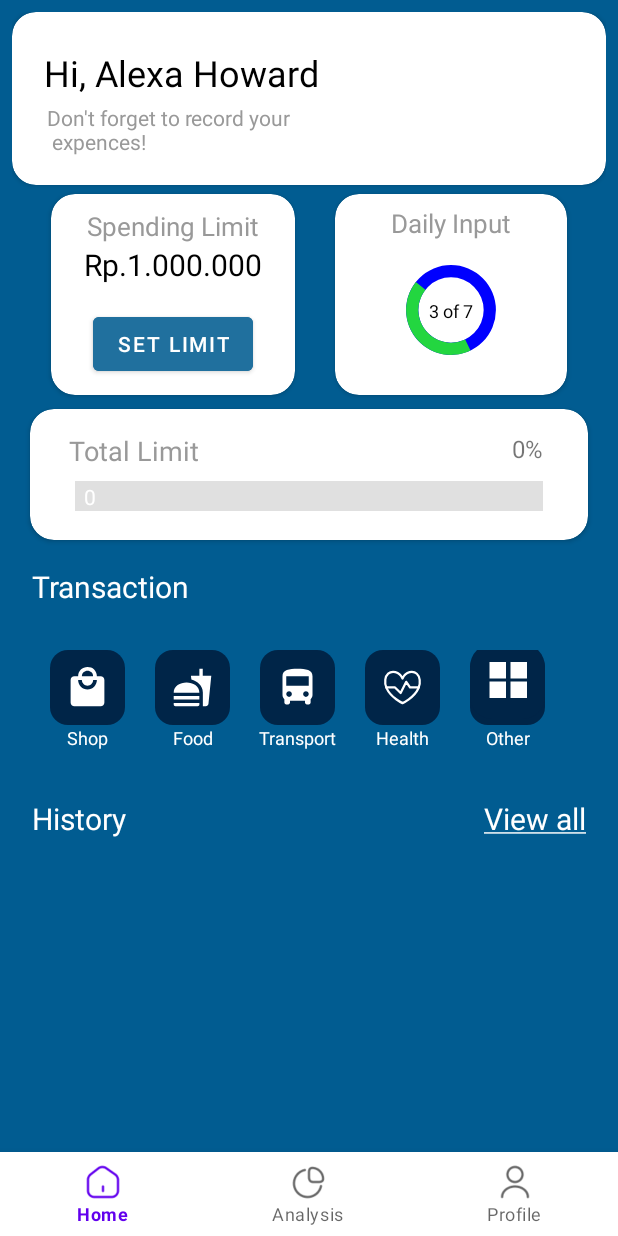
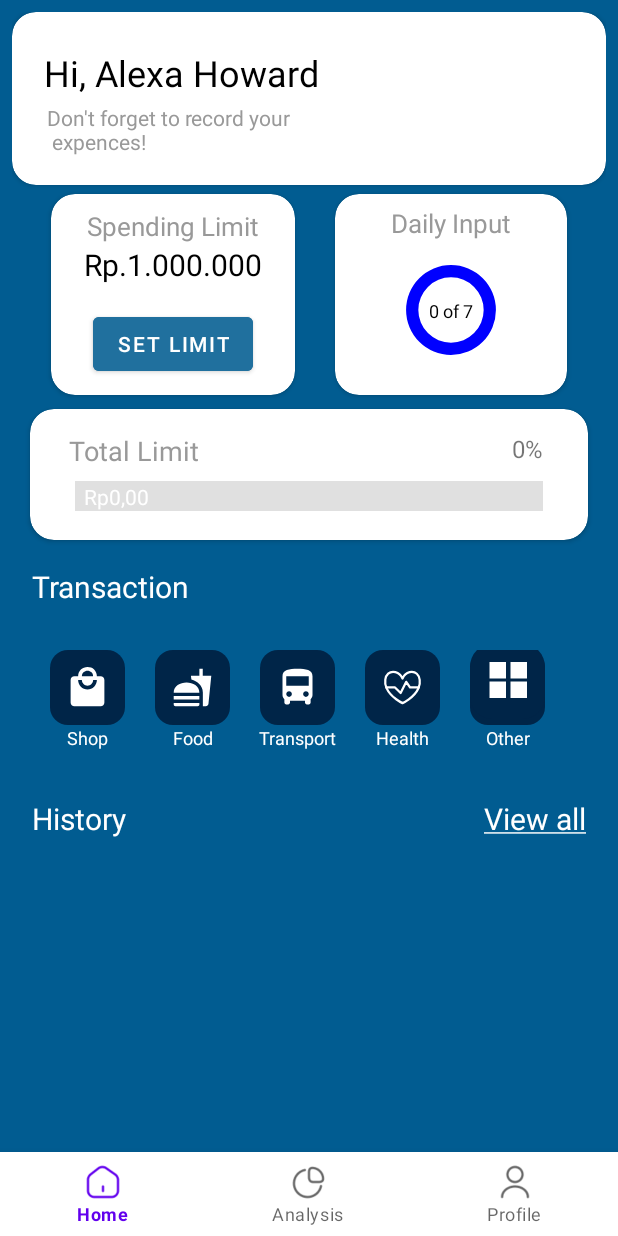
Before and after one commit to xryar/Gebung, an Android app: the HomeFragment screen opened directly, with no data from a screen before it, on a phone screen of 412 x 824 dp. Run offline under Robolectric (Android 15) with nearby library versions, the phone set to English and light mode, and no system bars; our stand-ins replace Room's generated code, navigation-ui.

Commit message:
Fixing some bug, Formatting Currency, fixing layout

```diff
--- a/app/src/main/java/com/example/gebung/ui/home/HomeFragment.kt
+++ b/app/src/main/java/com/example/gebung/ui/home/HomeFragment.kt
@@ -1,5 +1,6 @@
 package com.example.gebung.ui.home
 
+import android.Manifest
 import android.app.NotificationChannel
 import android.app.NotificationManager
 import android.content.Context
@@ -9,6 +10,8 @@ import android.os.Bundle
 import android.view.LayoutInflater
 import android.view.View
 import android.view.ViewGroup
+import android.widget.Toast
+import androidx.activity.result.contract.ActivityResultContracts
 import androidx.core.app.NotificationCompat
 import androidx.fragment.app.Fragment
 import androidx.lifecycle.ViewModelProvider
@@ -20,14 +23,27 @@ import com.example.gebung.ui.customdialog.LimitDialogFragment
 import com.example.gebung.ui.history.HistoryActivity
 import com.example.gebung.viewmodel.TransactionViewModel
 import com.example.gebung.viewmodel.ViewModelFactory
+import java.text.NumberFormat
+import java.util.Locale
 
 class HomeFragment : Fragment(), LimitDialogFragment.LimitSetListener {
 
     private lateinit var binding: FragmentHomeBinding
     private lateinit var viewModel: TransactionViewModel
     private lateinit var adapter: HomeAdapter
+    private val requestPermissionLauncher =
+        registerForActivityResult(
+            ActivityResultContracts.RequestPermission()
+        ) { isGranted: Boolean ->
+            if (isGranted) {
+                Toast.makeText(requireContext(), "Notifications permission granted", Toast.LENGTH_SHORT).show()
+            } else {
+                Toast.makeText(requireContext(), "Notifications permission rejected", Toast.LENGTH_SHORT).show()
+            }
+        }
 
     private var savedLimit: Int = 0
+    var mCurrencyFormat = NumberFormat.getCurrencyInstance(Locale("in", "ID"))
 
     override fun onCreateView(
         inflater: LayoutInflater,
@@ -45,8 +61,28 @@ class HomeFragment : Fragment(), LimitDialogFragment.LimitSetListener {
         actionListener()
         observeTotalExpense()
         loadSavedLimit()
+        if (Build.VERSION.SDK_INT >= 33) {
+            requestPermissionLauncher.launch(Manifest.permission.POST_NOTIFICATIONS)
+        }
+        return binding.root
+    }
 
-        return binding.root
+    override fun onResume() {
+        super.onResume()
+        updateCircularProgressBar()
+    }
+
+    private fun updateCircularProgressBar(){
+        val count = SharedPreferencesHelper.getTransactionDatesCount(requireContext())
+        val progress = (count / 7.0) * 100
+        binding.circularProgressBar.progress = progress.toInt()
+        binding.progressText.text = "$count of 7"
+
+        if (count >= 7){
+            SharedPreferencesHelper.resetTransactionDates(requireContext())
+            binding.circularProgressBar.progress = 0
+            binding.progressText.text = "0 of 7"
+        }
     }
 
 
@@ -109,7 +145,8 @@ class HomeFragment : Fragment(), LimitDialogFragment.LimitSetListener {
         val sharedPref = activity?.getPreferences(Context.MODE_PRIVATE)
         val savedLimit = sharedPref?.getInt("spending_limit", 0)
         if (savedLimit != null && savedLimit != 0){
-            binding.tvMoney.text = savedLimit.toString()
+            val formattedLimit = mCurrencyFormat.format(savedLimit)
+            binding.tvMoney.text = formattedLimit
             this.savedLimit = savedLimit
             updateProgressBar()
         }
@@ -129,7 +166,8 @@ class HomeFragment : Fragment(), LimitDialogFragment.LimitSetListener {
     }
     private fun observeTotalExpense() {
         viewModel.totalExpense.observe(viewLifecycleOwner){totalExpense->
-            binding.tvTotalExpense.text = totalExpense?.toString() ?: "0"
+            val formattedExpense = mCurrencyFormat.format(totalExpense ?: 0)
+            binding.tvTotalExpense.text = formattedExpense
             updateProgressBar()
         }
     }
--- /dev/null
+++ b/app/src/main/java/com/example/gebung/ui/home/SharedPreferencesHelper.kt
@@ -0,0 +1,31 @@
+package com.example.gebung.ui.home
+
+import android.content.Context
+
+object SharedPreferencesHelper {
+
+    private const val PREFS_NAME = "transaction_prefs"
+    private const val KEY_DATES = "transaction_dates"
+
+    fun addTransactionDate(context: Context, date: String){
+        val prefs = context.getSharedPreferences(PREFS_NAME, Context.MODE_PRIVATE)
+        val dates = prefs.getStringSet(KEY_DATES, mutableSetOf()) ?: mutableSetOf()
+        if (dates.add(date)){
+            prefs.edit().putStringSet(KEY_DATES, dates).apply()
+        }
+    }
+
+    fun getTransactionDates(context: Context): Set<String>{
+        val prefs = context.getSharedPreferences(PREFS_NAME, Context.MODE_PRIVATE)
+        return prefs.getStringSet(KEY_DATES, mutableSetOf()) ?: mutableSetOf()
+    }
+
+    fun getTransactionDatesCount(context: Context): Int{
+        return getTransactionDates(context).size
+    }
+
+    fun resetTransactionDates(context: Context){
+        val prefs = context.getSharedPreferences(PREFS_NAME, Context.MODE_PRIVATE)
+        prefs.edit().remove(KEY_DATES).apply()
+    }
+}
--- a/app/src/main/java/com/example/gebung/viewmodel/TransactionViewModel.kt
+++ b/app/src/main/java/com/example/gebung/viewmodel/TransactionViewModel.kt
@@ -22,5 +22,4 @@ class TransactionViewModel(application: Application): ViewModel() {
 
     fun getAllTransaction(): LiveData<List<Transaction>> = mTransactionRepository.getAllTransaction()
 
-
 }
--- a/app/src/main/res/layout/fragment_home.xml
+++ b/app/src/main/res/layout/fragment_home.xml
@@ -160,8 +160,6 @@
                 style="?android:attr/progressBarStyleHorizontal"
                 android:layout_marginTop="13dp"
                 android:indeterminate="false"
-                android:max="7"
-                android:progress="3"
                 android:progressDrawable="@drawable/circular_progress_bar"
                 app:layout_constraintStart_toStartOf="parent"
                 app:layout_constraintEnd_toEndOf="parent"
@@ -171,7 +169,6 @@
                 android:id="@+id/progressText"
                 android:layout_width="wrap_content"
                 android:layout_height="wrap_content"
-                android:text="@string/inside_circle"
                 android:textSize="12sp"
                 android:textColor="@android:color/black"
                 app:layout_constraintTop_toTopOf="@id/circularProgressBar"
--- a/app/src/main/res/layout/list_history_transaction.xml
+++ b/app/src/main/res/layout/list_history_transaction.xml
@@ -18,12 +18,14 @@
             android:layout_width="55dp"
             android:layout_height="55dp"
             android:background="@drawable/circle_background"
+            android:scaleType="centerCrop"
             android:layout_marginStart="10dp"
             android:layout_marginTop="22dp"
             android:layout_marginBottom="22dp"
             app:layout_constraintBottom_toBottomOf="parent"
             app:layout_constraintStart_toStartOf="parent"
             app:layout_constraintTop_toTopOf="parent"
+            tools:src="@tools:sample/avatars"
             tools:ignore="ContentDescription">
 
         </ImageView>
@@ -60,8 +62,8 @@
             android:textSize="20sp"
             android:textColor="@color/red"
             android:layout_marginEnd="10dp"
+            android:layout_marginBottom="18dp"
             app:layout_constraintEnd_toEndOf="parent"
-            app:layout_constraintTop_toTopOf="parent"
             app:layout_constraintBottom_toBottomOf="parent"/>
 
     </androidx.constraintlayout.widget.ConstraintLayout>
--- a/app/src/main/res/layout/list_transaction.xml
+++ b/app/src/main/res/layout/list_transaction.xml
@@ -22,10 +22,12 @@
             android:id="@+id/img_info"
             android:layout_width="50dp"
             android:layout_height="50dp"
+            android:background="@drawable/circle_background"
             app:layout_constraintStart_toStartOf="parent"
             app:layout_constraintTop_toTopOf="parent"
             app:layout_constraintBottom_toBottomOf="parent"
-            tools:src="@tools:sample/avatars"/>
+            tools:src="@tools:sample/avatars"
+            tools:ignore="ContentDescription" />
 
         <TextView
             android:id="@+id/tv_info"
@@ -59,7 +61,6 @@
             android:textSize="20sp"
             android:textColor="@color/red"
             app:layout_constraintEnd_toEndOf="parent"
-            app:layout_constraintTop_toTopOf="parent"
             app:layout_constraintBottom_toBottomOf="parent"/>
 
     </androidx.constraintlayout.widget.ConstraintLayout>
--- a/app/src/main/res/values/colors.xml
+++ b/app/src/main/res/values/colors.xml
@@ -21,4 +21,7 @@
     <color name="button_color">#20709E</color>
     <color name="button_welcome">#404040</color>
     <color name="button_home">#002548</color>
+
+    <color name="colorIncome">#65B5FF</color>
+    <color name="colorExpense">#FF204E</color>
 </resources>
```
Also changed, not shown: app/src/main/java/com/example/gebung/ui/customdialog/CustomDialogFragment.kt (+16 -22 lines), app/src/main/java/com/example/gebung/ui/history/HistoryAdapter.kt (+21 -1 lines), app/src/main/java/com/example/gebung/ui/home/HomeAdapter.kt (+21 -1 lines), app/src/main/res/drawable/ic_expense.png (added), app/src/main/res/drawable/ic_income.png (added).
